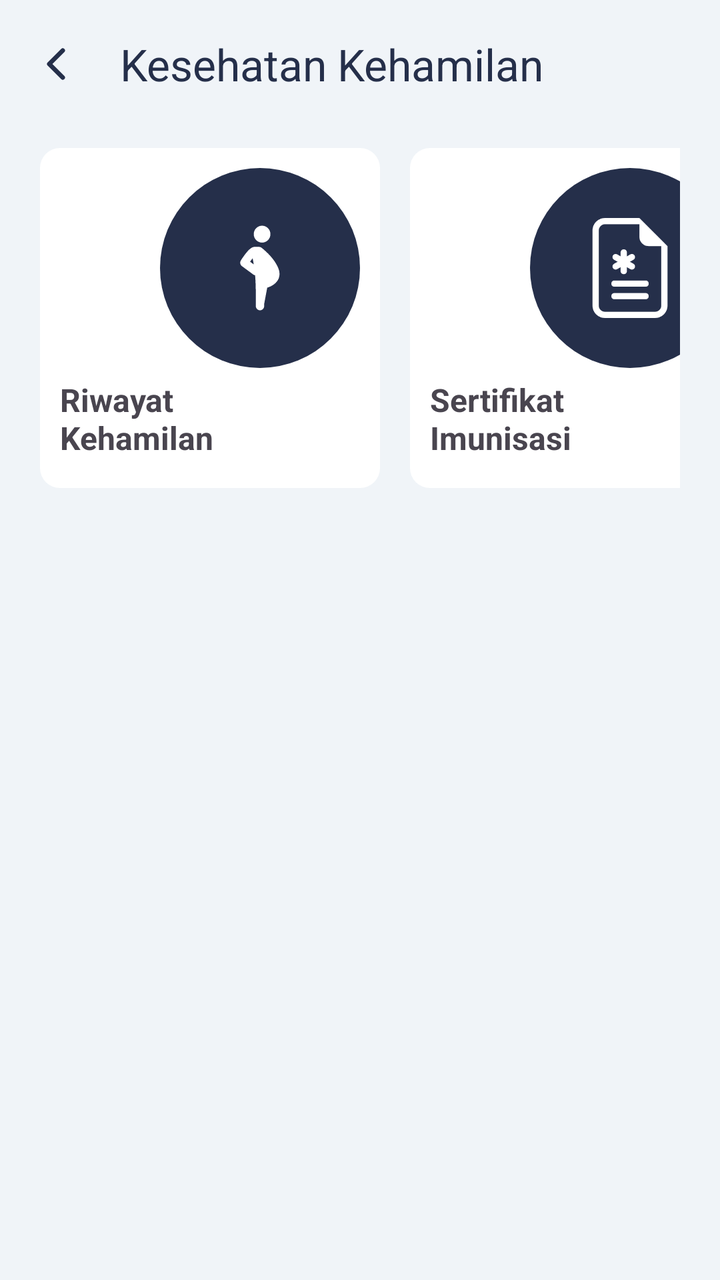
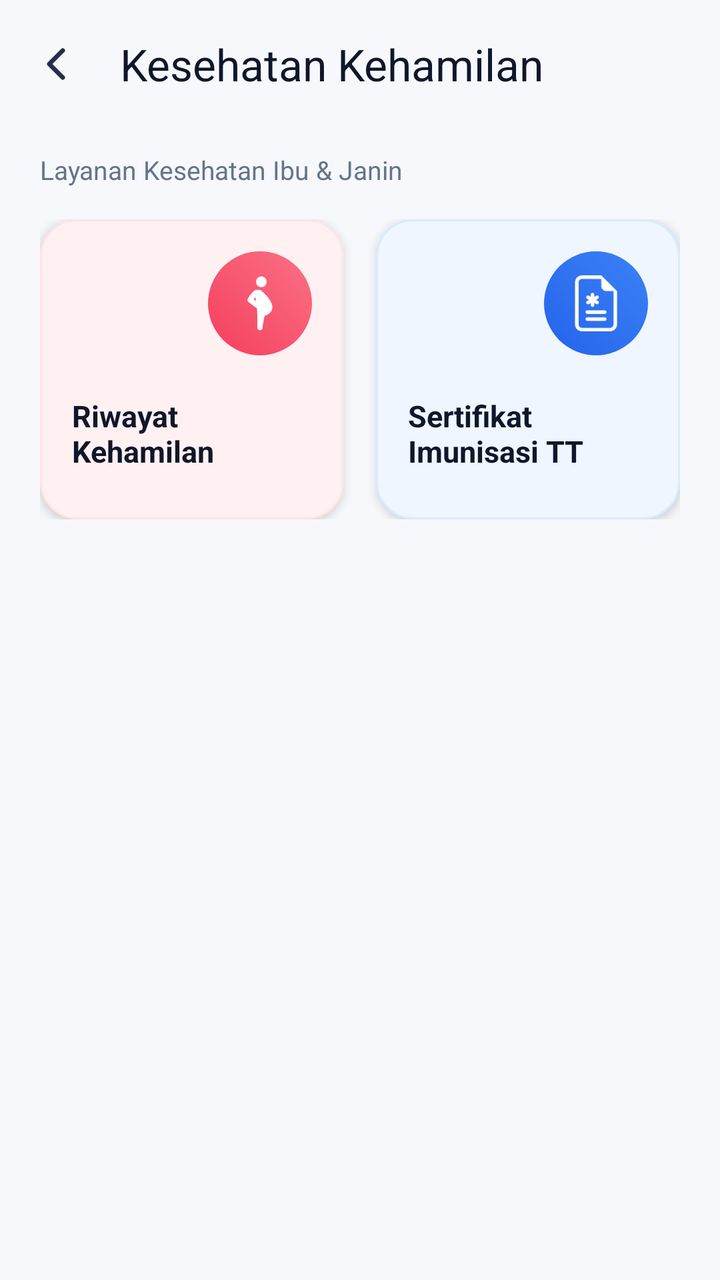

The first picture is an Android layout as it rendered before a commit; the second is the same layout after the commit. The layout source and the unified diff follow.
<!-- AndroidManifest.xml: application theme Theme.PatientMobileApp -->
<!-- res/layout/activity_kesehatan_kehamilan.xml -->
<?xml version="1.0" encoding="utf-8"?>
<androidx.constraintlayout.widget.ConstraintLayout xmlns:android="http://schemas.android.com/apk/res/android"
    xmlns:app="http://schemas.android.com/apk/res-auto"
    xmlns:tools="http://schemas.android.com/tools" android:id="@+id/main" android:layout_width="match_parent" android:layout_height="match_parent" android:background="@color/abu" tools:context=".KesehatanKehamilan">
    <androidx.appcompat.widget.Toolbar android:id="@+id/kehamilan" android:layout_width="match_parent" android:layout_height="wrap_content" android:background="@color/abu" android:minHeight="?attr/actionBarSize" app:layout_constraintEnd_toEndOf="parent" app:layout_constraintStart_toStartOf="parent" app:layout_constraintTop_toTopOf="parent" app:title="Kesehatan Kehamilan" app:titleTextColor="@color/biruTua" app:navigationIcon="@drawable/ion_chevron_back" />

    <LinearLayout android:layout_width="match_parent" android:layout_height="wrap_content" android:layout_marginTop="10dp" android:layout_marginHorizontal="20dp" android:orientation="horizontal" app:layout_constraintEnd_toEndOf="parent" app:layout_constraintStart_toStartOf="parent" app:layout_constraintTop_toBottomOf="@+id/kehamilan">
        <LinearLayout android:padding="10dp" android:layout_width="170dp" android:layout_height="170dp" android:layout_marginRight="15dp" android:background="@drawable/shape_perfitur" android:orientation="vertical">

            <LinearLayout android:layout_width="100dp" android:layout_height="100dp" android:layout_gravity="end" android:background="@drawable/shape_circle">

                <ImageView android:id="@+id/imageView24" android:layout_width="wrap_content" android:layout_height="44dp" android:layout_gravity="center_vertical" android:layout_weight="1" app:srcCompat="@drawable/kesehatan_kehamilan_putih" />
            </LinearLayout>

            <TextView android:layout_width="120dp" android:layout_height="wrap_content" android:layout_marginTop="5dp" android:text="Riwayat Kehamilan" android:textAlignment="textStart" android:textSize="16sp" android:textStyle="bold" />
        </LinearLayout>
        <LinearLayout android:padding="10dp" android:layout_width="170dp" android:layout_height="170dp" android:background="@drawable/shape_perfitur" android:orientation="vertical">

            <LinearLayout android:layout_width="100dp" android:layout_height="100dp" android:layout_gravity="end" android:background="@drawable/shape_circle">

                <ImageView android:id="@+id/imageView29" android:layout_width="wrap_content" android:layout_height="wrap_content" android:layout_gravity="center_vertical" android:layout_weight="1" app:srcCompat="@drawable/sertifikat_imunisasi_putih" />
            </LinearLayout>

            <TextView android:layout_width="120dp" android:layout_height="wrap_content" android:layout_marginTop="5dp" android:text="Sertifikat Imunisasi" android:textAlignment="textStart" android:textSize="16sp" android:textStyle="bold" />
        </LinearLayout>
    </LinearLayout>
</androidx.constraintlayout.widget.ConstraintLayout>
<!-- resources referenced by this layout -->
<resources>
  <color name="abu">#F0F4F8</color>
  <color name="biruTua">#252F4A</color>
  <!-- drawable ion_chevron_back (drawable) -->
  <vector xmlns:android="http://schemas.android.com/apk/res/android"
      android:width="24dp"
      android:height="24dp"
      android:viewportWidth="24"
      android:viewportHeight="24">
    <path
        android:pathData="M15.375,5.25L8.625,12L15.375,18.75"
        android:strokeLineJoin="round"
        android:strokeWidth="2.25"
        android:fillColor="#00000000"
        android:strokeColor="#252F4A"
        android:strokeLineCap="round"/>
  </vector>
  <!-- drawable shape_circle (drawable) -->
  <?xml version="1.0" encoding="utf-8"?>
  <shape android:shape="oval" xmlns:android="http://schemas.android.com/apk/res/android">
      <solid android:color="@color/biruTua"/>
      <size android:height="50dp" android:width="50dp"/>
  
  </shape>
  <!-- drawable shape_perfitur (drawable) -->
  <?xml version="1.0" encoding="utf-8"?>
  <shape xmlns:android="http://schemas.android.com/apk/res/android">
      <solid android:color="@color/white"/>
      <corners android:radius="10dp"/>
  
  </shape>
  <style name="Theme.PatientMobileApp" parent="Base.Theme.PatientMobileApp" />
  <color name="white">#FFFFFFFF</color>
  <style name="Base.Theme.PatientMobileApp" parent="Theme.Material3.DayNight.NoActionBar">
          
          <item name="colorPrimary">@color/biruTua</item>
          <item name="actionBarTheme">@style/ThemeOverlay.Material3.ActionBar</item>
          <item name="android:windowBackground">@color/abu</item>
          <item name="android:forceDarkAllowed" tools:targetApi="q">false</item>
      </style>
  <!-- unchanged entries left out for length: 2 -->
</resources>

<!-- the commit's change to res/layout/activity_kesehatan_kehamilan.xml (unified diff, before → after) -->
@@ -1,27 +1,135 @@
 <?xml version="1.0" encoding="utf-8"?>
 <androidx.constraintlayout.widget.ConstraintLayout xmlns:android="http://schemas.android.com/apk/res/android"
     xmlns:app="http://schemas.android.com/apk/res-auto"
-    xmlns:tools="http://schemas.android.com/tools" android:id="@+id/main" android:layout_width="match_parent" android:layout_height="match_parent" android:background="@color/abu" tools:context=".KesehatanKehamilan">
-    <androidx.appcompat.widget.Toolbar android:id="@+id/kehamilan" android:layout_width="match_parent" android:layout_height="wrap_content" android:background="@color/abu" android:minHeight="?attr/actionBarSize" app:layout_constraintEnd_toEndOf="parent" app:layout_constraintStart_toStartOf="parent" app:layout_constraintTop_toTopOf="parent" app:title="Kesehatan Kehamilan" app:titleTextColor="@color/biruTua" app:navigationIcon="@drawable/ion_chevron_back" />
+    xmlns:tools="http://schemas.android.com/tools"
+    android:id="@+id/main"
+    android:layout_width="match_parent"
+    android:layout_height="match_parent"
+    android:background="@color/bg_main"
+    tools:context=".KesehatanKehamilan">
 
-    <LinearLayout android:layout_width="match_parent" android:layout_height="wrap_content" android:layout_marginTop="10dp" android:layout_marginHorizontal="20dp" android:orientation="horizontal" app:layout_constraintEnd_toEndOf="parent" app:layout_constraintStart_toStartOf="parent" app:layout_constraintTop_toBottomOf="@+id/kehamilan">
-        <LinearLayout android:padding="10dp" android:layout_width="170dp" android:layout_height="170dp" android:layout_marginRight="15dp" android:background="@drawable/shape_perfitur" android:orientation="vertical">
+    <androidx.appcompat.widget.Toolbar
+        android:id="@+id/kehamilan"
+        android:layout_width="match_parent"
+        android:layout_height="wrap_content"
+        android:background="@color/bg_main"
+        android:minHeight="?attr/actionBarSize"
+        app:layout_constraintEnd_toEndOf="parent"
+        app:layout_constraintStart_toStartOf="parent"
+        app:layout_constraintTop_toTopOf="parent"
+        app:navigationIcon="@drawable/ion_chevron_back"
+        app:title="Kesehatan Kehamilan"
+        app:titleTextColor="@color/textPrimary" />
 
-            <LinearLayout android:layout_width="100dp" android:layout_height="100dp" android:layout_gravity="end" android:background="@drawable/shape_circle">
+    <ScrollView
+        android:layout_width="match_parent"
+        android:layout_height="0dp"
+        android:fillViewport="true"
+        android:overScrollMode="ifContentScrolls"
+        app:layout_constraintBottom_toBottomOf="parent"
+        app:layout_constraintEnd_toEndOf="parent"
+        app:layout_constraintStart_toStartOf="parent"
+        app:layout_constraintTop_toBottomOf="@+id/kehamilan">
 
-                <ImageView android:id="@+id/imageView24" android:layout_width="wrap_content" android:layout_height="44dp" android:layout_gravity="center_vertical" android:layout_weight="1" app:srcCompat="@drawable/kesehatan_kehamilan_putih" />
+        <LinearLayout
+            android:layout_width="match_parent"
+            android:layout_height="wrap_content"
+            android:orientation="vertical"
+            android:paddingHorizontal="20dp"
+            android:paddingTop="12dp"
+            android:paddingBottom="40dp">
+
+            <TextView
+                android:layout_width="wrap_content"
+                android:layout_height="wrap_content"
+                android:layout_marginBottom="16dp"
+                android:text="Layanan Kesehatan Ibu &amp; Janin"
+                android:textColor="@color/textSecondary"
+                android:textSize="13sp" />
+
+            <LinearLayout
+                android:layout_width="match_parent"
+                android:layout_height="wrap_content"
+                android:orientation="horizontal">
+
+                
+                <LinearLayout
+                    android:layout_width="0dp"
+                    android:layout_height="wrap_content"
+                    android:layout_marginEnd="8dp"
+                    android:layout_weight="1"
+                    android:background="@drawable/shape_card_feature_rose"
+                    android:clickable="true"
+                    android:elevation="3dp"
+                    android:focusable="true"
+                    android:minHeight="150dp"
+                    android:orientation="vertical"
+                    android:padding="16dp">
+
+                    <FrameLayout
+                        android:layout_width="52dp"
+                        android:layout_height="52dp"
+                        android:layout_gravity="end"
+                        android:background="@drawable/shape_circle_rose">
+
+                        <ImageView
+                            android:id="@+id/imageView24"
+                            android:layout_width="28dp"
+                            android:layout_height="28dp"
+                            android:layout_gravity="center"
+                            android:src="@drawable/kesehatan_kehamilan_putih" />
+                    </FrameLayout>
+
+                    <TextView
+                        android:layout_width="match_parent"
+                        android:layout_height="wrap_content"
+                        android:layout_marginTop="20dp"
+                        android:text="Riwayat\nKehamilan"
+                        android:textColor="@color/textPrimary"
+                        android:textSize="15sp"
+                        android:textStyle="bold" />
+                </LinearLayout>
+
+                
+                <LinearLayout
+                    android:layout_width="0dp"
+                    android:layout_height="wrap_content"
+                    android:layout_marginStart="8dp"
+                    android:layout_weight="1"
+                    android:background="@drawable/shape_card_feature_blue"
+                    android:clickable="true"
+                    android:elevation="3dp"
+                    android:focusable="true"
+                    android:minHeight="150dp"
+                    android:orientation="vertical"
+                    android:padding="16dp">
+
+                    <FrameLayout
+                        android:layout_width="52dp"
+                        android:layout_height="52dp"
+                        android:layout_gravity="end"
+                        android:background="@drawable/shape_circle_blue">
+
+                        <ImageView
+                            android:id="@+id/imageView29"
+                            android:layout_width="28dp"
+                            android:layout_height="28dp"
+                            android:layout_gravity="center"
+                            android:src="@drawable/sertifikat_imunisasi_putih" />
+                    </FrameLayout>
+
+                    <TextView
+                        android:layout_width="match_parent"
+                        android:layout_height="wrap_content"
+                        android:layout_marginTop="20dp"
+                        android:text="Sertifikat\nImunisasi TT"
+                        android:textColor="@color/textPrimary"
+                        android:textSize="15sp"
+                        android:textStyle="bold" />
+                </LinearLayout>
             </LinearLayout>
 
-            <TextView android:layout_width="120dp" android:layout_height="wrap_content" android:layout_marginTop="5dp" android:text="Riwayat Kehamilan" android:textAlignment="textStart" android:textSize="16sp" android:textStyle="bold" />
         </LinearLayout>
-        <LinearLayout android:padding="10dp" android:layout_width="170dp" android:layout_height="170dp" android:background="@drawable/shape_perfitur" android:orientation="vertical">
+    </ScrollView>
 
-            <LinearLayout android:layout_width="100dp" android:layout_height="100dp" android:layout_gravity="end" android:background="@drawable/shape_circle">
-
-                <ImageView android:id="@+id/imageView29" android:layout_width="wrap_content" android:layout_height="wrap_content" android:layout_gravity="center_vertical" android:layout_weight="1" app:srcCompat="@drawable/sertifikat_imunisasi_putih" />
-            </LinearLayout>
-
-            <TextView android:layout_width="120dp" android:layout_height="wrap_content" android:layout_marginTop="5dp" android:text="Sertifikat Imunisasi" android:textAlignment="textStart" android:textSize="16sp" android:textStyle="bold" />
-        </LinearLayout>
-    </LinearLayout>
 </androidx.constraintlayout.widget.ConstraintLayout>
<!-- resource entries referenced after the edit -->
@@ -1,7 +1,8 @@
 <!-- resources referenced by this layout -->
 <resources>
-  <color name="abu">#F0F4F8</color>
-  <color name="biruTua">#252F4A</color>
+  <color name="bg_main">#F6F8FC</color>
+  <color name="textPrimary">#0F172A</color>
+  <color name="textSecondary">#64748B</color>
   <!-- drawable ion_chevron_back (drawable) -->
   <vector xmlns:android="http://schemas.android.com/apk/res/android"
       android:width="24dp"
@@ -16,29 +17,77 @@
         android:strokeColor="#252F4A"
         android:strokeLineCap="round"/>
   </vector>
-  <!-- drawable shape_circle (drawable) -->
+  <!-- drawable shape_card_feature_blue (drawable) -->
   <?xml version="1.0" encoding="utf-8"?>
-  <shape android:shape="oval" xmlns:android="http://schemas.android.com/apk/res/android">
-      <solid android:color="@color/biruTua"/>
-      <size android:height="50dp" android:width="50dp"/>
-  
+  <ripple xmlns:android="http://schemas.android.com/apk/res/android"
+      android:color="#252563EB">
+      <item>
+          <shape android:shape="rectangle">
+              <solid android:color="@color/feature_blue_bg" />
+              <corners android:radius="18dp" />
+              <stroke
+                  android:width="1dp"
+                  android:color="@color/feature_blue_border" />
+          </shape>
+      </item>
+  </ripple>
+  <!-- drawable shape_card_feature_rose (drawable) -->
+  <?xml version="1.0" encoding="utf-8"?>
+  <ripple xmlns:android="http://schemas.android.com/apk/res/android"
+      android:color="#25F43F5E">
+      <item>
+          <shape android:shape="rectangle">
+              <solid android:color="@color/feature_rose_bg" />
+              <corners android:radius="18dp" />
+              <stroke
+                  android:width="1dp"
+                  android:color="@color/feature_rose_border" />
+          </shape>
+      </item>
+  </ripple>
+  <!-- drawable shape_circle_blue (drawable) -->
+  <?xml version="1.0" encoding="utf-8"?>
+  <shape xmlns:android="http://schemas.android.com/apk/res/android"
+      android:shape="oval">
+      <gradient
+          android:angle="45"
+          android:startColor="@color/feature_blue_start"
+          android:endColor="@color/feature_blue_end"
+          android:type="linear" />
+      <size
+          android:width="48dp"
+          android:height="48dp" />
   </shape>
-  <!-- drawable shape_perfitur (drawable) -->
+  <!-- drawable shape_circle_rose (drawable) -->
   <?xml version="1.0" encoding="utf-8"?>
-  <shape xmlns:android="http://schemas.android.com/apk/res/android">
-      <solid android:color="@color/white"/>
-      <corners android:radius="10dp"/>
-  
+  <shape xmlns:android="http://schemas.android.com/apk/res/android"
+      android:shape="oval">
+      <gradient
+          android:angle="45"
+          android:startColor="@color/feature_rose_start"
+          android:endColor="@color/feature_rose_end"
+          android:type="linear" />
+      <size
+          android:width="48dp"
+          android:height="48dp" />
   </shape>
   <style name="Theme.PatientMobileApp" parent="Base.Theme.PatientMobileApp" />
-  <color name="white">#FFFFFFFF</color>
+  <color name="feature_blue_bg">#EFF6FF</color>
+  <color name="feature_blue_border">#DBEAFE</color>
+  <color name="feature_rose_bg">#FFF1F2</color>
+  <color name="feature_rose_border">#FFE4E6</color>
+  <color name="feature_blue_start">#2563EB</color>
+  <color name="feature_blue_end">#3B82F6</color>
+  <color name="feature_rose_start">#F43F5E</color>
+  <color name="feature_rose_end">#FB7185</color>
   <style name="Base.Theme.PatientMobileApp" parent="Theme.Material3.DayNight.NoActionBar">
           
-          <item name="colorPrimary">@color/biruTua</item>
+          <item name="colorPrimary">@color/biruNeon</item>
           <item name="actionBarTheme">@style/ThemeOverlay.Material3.ActionBar</item>
-          <item name="android:windowBackground">@color/abu</item>
+          <item name="android:windowBackground">@color/bg_main</item>
           <item name="android:forceDarkAllowed" tools:targetApi="q">false</item>
       </style>
+  <color name="biruNeon">#1167FE</color>
   <!-- unchanged entries left out for length: 2 -->
 </resources>
 
